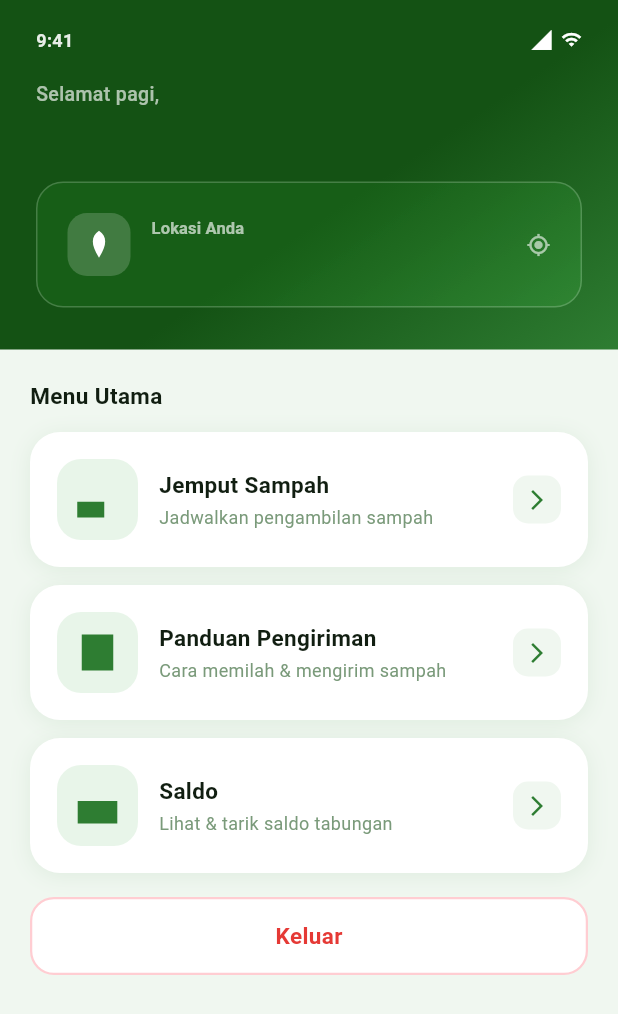
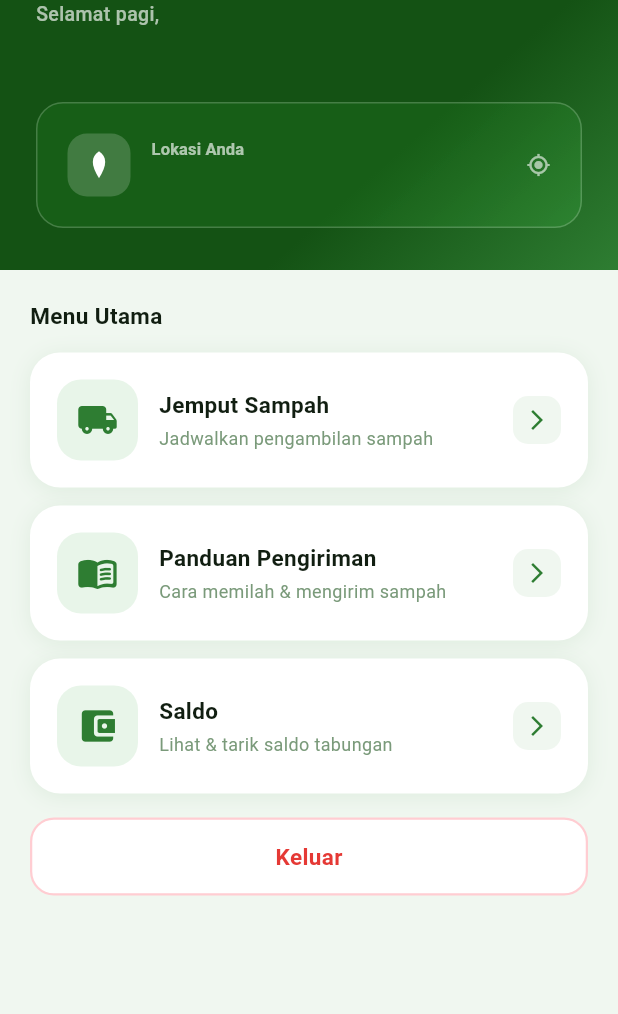
Before and after one commit to bagusrizky15/bskm, a Flutter app: the HomeScreen screen opened by its route, on a phone screen of 412 x 824 dp. Shown: the top 1014 px of the screen. Run offline on Flutter 3.47's test engine with Material 3 defaults, Android fonts, the light colour scheme and no system bars; our stand-ins replace equatable, flutter_bloc, geocoding, geolocator, supabase_flutter; accounts and stored records are empty; network calls fail; Roboto replaces fonts that are missing (Plus Jakarta Sans).

Commit message:
feat: change icon

```diff
--- a/lib/views/screens/user/home_screen.dart
+++ b/lib/views/screens/user/home_screen.dart
@@ -45,35 +45,6 @@ class HomeScreen extends StatelessWidget {
                 child: Column(
                   crossAxisAlignment: CrossAxisAlignment.start,
                   children: [
-                    Padding(
-                      padding: EdgeInsets.only(
-                        left: 24,
-                        right: 24,
-                        top: 18,
-                        bottom: 18,
-                      ),
-                      child: Row(
-                        mainAxisAlignment: MainAxisAlignment.spaceBetween,
-                        children: [
-                          Text(
-                            '9:41',
-                            style: TextStyle(
-                              fontSize: 12,
-                              fontWeight: FontWeight.w700,
-                              color: Colors.white.withAlpha(230),
-                            ),
-                          ),
-                          Row(
-                            children: [
-                              Icon(Icons.signal_cellular_4_bar,
-                                  color: Colors.white, size: 16),
-                              SizedBox(width: 5),
-                              Icon(Icons.wifi, color: Colors.white, size: 14),
-                            ],
-                          ),
-                        ],
-                      ),
-                    ),
                     Padding(
                       padding: EdgeInsets.symmetric(horizontal: 24),
                       child: Column(
@@ -203,7 +174,7 @@ class HomeScreen extends StatelessWidget {
                   ),
                   SizedBox(height: 14),
                   _MenuCard(
-                    icon: AppIcons.truckIcon(),
+                    icon: Icon(Icons.local_shipping_rounded, color: AppColors.primary, size: 28),
                     title: 'Jemput Sampah',
                     subtitle: 'Jadwalkan pengambilan sampah',
                     onTap: () =>
@@ -211,7 +182,7 @@ class HomeScreen extends StatelessWidget {
                   ),
                   SizedBox(height: 12),
                   _MenuCard(
-                    icon: AppIcons.guideIcon(),
+                    icon: Icon(Icons.menu_book_rounded, color: AppColors.primary, size: 28),
                     title: 'Panduan Pengiriman',
                     subtitle: 'Cara memilah & mengirim sampah',
                     onTap: () =>
@@ -219,7 +190,7 @@ class HomeScreen extends StatelessWidget {
                   ),
                   SizedBox(height: 12),
                   _MenuCard(
-                    icon: AppIcons.balanceIcon(),
+                    icon: Icon(Icons.account_balance_wallet_rounded, color: AppColors.primary, size: 28),
                     title: 'Saldo',
                     subtitle: 'Lihat & tarik saldo tabungan',
                     onTap: () =>
```
Also changed, not shown: lib/views/screens/admin/admin_home_screen.dart (+0 -22 lines).
